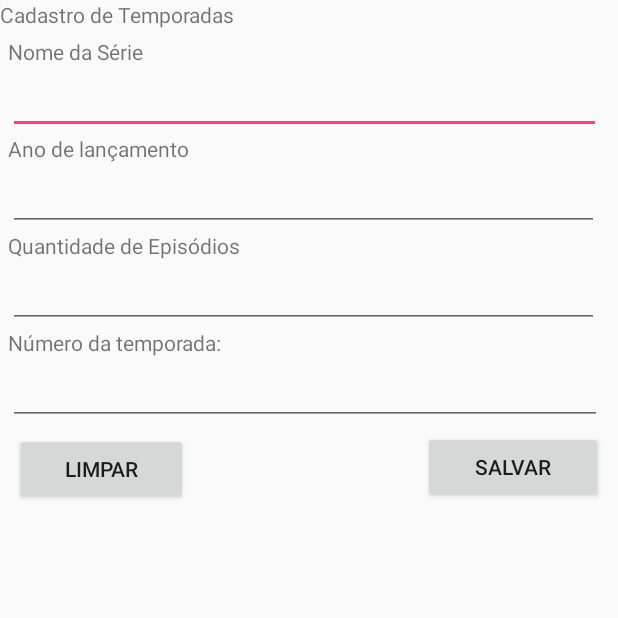
After one commit to Raiane-nepomuceno/SeriesManager, an Android app: the FormTemporadaActivity screen opened directly, with no data from a screen before it, on a phone screen of 412 x 824 dp, the top half of it. The commit adds this screen. Run offline under Robolectric (Android 15) with nearby library versions, the phone set to English and light mode, and no system bars.

Commit message:
adicionando novas telas e testando a inserção de temporadas

```diff
--- a/app/src/main/java/com/example/seriesmanager/dao/EpisodioDAO.java
+++ b/app/src/main/java/com/example/seriesmanager/dao/EpisodioDAO.java
@@ -9,7 +9,7 @@ import com.example.seriesmanager.model.Episodio;
 
 public class EpisodioDAO extends SQLiteOpenHelper{
     public EpisodioDAO(Context context) {
-        super(context, "SeriesManager.db",null, 1);
+        super(context, "SeriesManager.db",null, 2);
     }
 
 
--- a/app/src/main/java/com/example/seriesmanager/dao/SerieDAO.java
+++ b/app/src/main/java/com/example/seriesmanager/dao/SerieDAO.java
@@ -14,7 +14,7 @@ import java.util.List;
 public class SerieDAO extends SQLiteOpenHelper {
 
     public SerieDAO(Context context) {
-        super(context, "SeriesManager.db",null, 1);
+        super(context, "SeriesManager.db",null, 2);
     }
 
 
--- a/app/src/main/java/com/example/seriesmanager/model/Serie.java
+++ b/app/src/main/java/com/example/seriesmanager/model/Serie.java
@@ -1,7 +1,9 @@
 package com.example.seriesmanager.model;
 
 
-public class Serie {
+import java.io.Serializable;
+
+public class Serie implements Serializable {
     private String nome; //chave primaria
     private int anoLancamento;
     private String emissora;
--- a/app/src/main/java/com/example/seriesmanager/view/FormAddSerieActivity.java
+++ b/app/src/main/java/com/example/seriesmanager/view/FormAddSerieActivity.java
@@ -7,6 +7,7 @@ import android.view.View;
 import android.widget.Button;
 import android.widget.EditText;
 import android.widget.Toast;
+
 
 import com.example.seriesmanager.R;
 import com.example.seriesmanager.dao.SerieDAO;
--- a/app/src/main/java/com/example/seriesmanager/view/FormEditaActivity.java
+++ b/app/src/main/java/com/example/seriesmanager/view/FormEditaActivity.java
@@ -6,6 +6,7 @@ import android.support.v7.app.AppCompatActivity;
 import android.view.View;
 import android.widget.EditText;
 import android.widget.Toast;
+
 
 import com.example.seriesmanager.R;
 import com.example.seriesmanager.dao.SerieDAO;
--- /dev/null
+++ b/app/src/main/java/com/example/seriesmanager/view/FormTemporadaActivity.java
@@ -0,0 +1,76 @@
+package com.example.seriesmanager.view;
+
+
+import android.content.Intent;
+import android.os.Bundle;
+import android.support.v7.app.AppCompatActivity;
+import android.view.View;
+import android.widget.Button;
+import android.widget.EditText;
+import android.widget.Toast;
+
+import com.example.seriesmanager.R;
+import com.example.seriesmanager.dao.TemporadaDAO;
+import com.example.seriesmanager.model.Serie;
+import com.example.seriesmanager.model.Temporada;
+
+import java.util.ArrayList;
+import java.util.List;
+
+public class FormTemporadaActivity extends AppCompatActivity {
+    private EditText nomeSerie, anoLancamento, quantidadeEpisodiosTemp, numeroTempEt;
+    private Button btnlimpar;
+    private TemporadaDAO db;
+    private List<Temporada> listaTemp;
+    @Override
+    protected void onCreate(Bundle savedInstanceState) {
+        super.onCreate(savedInstanceState);
+        setContentView(R.layout.activity_form_temporada);
+        listaTemp = new ArrayList<>();
+
+        nomeSerie = findViewById(R.id.nomeEt);
+        anoLancamento = findViewById(R.id.lancamentoEt);
+        quantidadeEpisodiosTemp = findViewById(R.id.quantidadeEpisodiosTempEt);
+        numeroTempEt = findViewById(R.id.numeroTempEt);
+        btnlimpar = findViewById(R.id.btnLimpar);
+    }
+    public boolean limpar(View view){
+        if(view.getId() == R.id.btnLimpar){
+            nomeSerie.getText().clear();
+            anoLancamento.getText().clear();
+            quantidadeEpisodiosTemp.getText().clear();
+            numeroTempEt.getText().clear();
+            return true;
+        }
+        else{
+            Toast.makeText(FormTemporadaActivity.this, "Os campos já estão vazios :)", Toast.LENGTH_SHORT).show();
+            return false;
+
+        }
+
+    }
+    public void salvarTemporada(View view) {
+            db = new TemporadaDAO(this);
+            try {
+                Temporada temporada = new Temporada();
+
+                temporada.setNumeroSequencial(Integer.parseInt(numeroTempEt.getText().toString()));
+                temporada.setAnoLancamento(Integer.parseInt(anoLancamento.getText().toString()));
+                temporada.setQuantidadeEpisodios(Integer.parseInt(quantidadeEpisodiosTemp.getText().toString()));
+
+                listaTemp.add(temporada);
+
+                Boolean resultado = db.insertTemporadas(temporada,nomeSerie.getText().toString());
+
+                if (resultado == true) {
+                    Toast.makeText(FormTemporadaActivity.this, "Temporada adicionada com sucesso! :)", Toast.LENGTH_SHORT).show();
+                    Intent intent = new Intent(this, SerieActivity.class);
+                    startActivity(intent);
+
+                    db.close();
+                }
+    }catch (Exception e){
+                Toast.makeText(FormTemporadaActivity.this, "Erro :(", Toast.LENGTH_SHORT).show();
+
+            }
+}}
--- /dev/null
+++ b/app/src/main/res/layout/activity_form_temporada.xml
@@ -0,0 +1,102 @@
+<?xml version="1.0" encoding="utf-8"?>
+<LinearLayout xmlns:android="http://schemas.android.com/apk/res/android"
+    android:layout_width="match_parent"
+    android:layout_height="match_parent"
+    xmlns:tools="http://schemas.android.com/tools"
+    android:orientation="vertical"
+    tools:context=".view.FormAddSerieActivity">
+
+    <TextView
+        android:layout_width="wrap_content"
+        android:layout_height="wrap_content"
+        android:gravity="center"
+        android:text="Cadastro de Temporadas" />
+
+    <TextView
+        android:id="@+id/textViewNome"
+        android:layout_width="115dp"
+        android:layout_height="wrap_content"
+        android:layout_marginLeft="5dp"
+        android:layout_marginTop="5dp"
+        android:ems="15"
+        android:text="Nome da Série" />
+
+    <EditText
+        android:id="@+id/nomeEt"
+        android:layout_width="395dp"
+        android:layout_height="wrap_content"
+        android:ems="10"
+        android:layout_marginLeft="5dp"
+        android:inputType="text" />
+
+    <TextView
+        android:id="@+id/textAnoLancamento"
+        android:layout_width="153dp"
+        android:layout_height="wrap_content"
+        android:layout_marginLeft="5dp"
+        android:ems="35"
+        android:text="Ano de lançamento" />
+
+    <EditText
+        android:id="@+id/lancamentoEt"
+        android:layout_width="394dp"
+        android:layout_height="wrap_content"
+        android:ems="45"
+        android:layout_marginLeft="5dp"
+        android:inputType="number" />
+
+    <TextView
+        android:id="@+id/textQuantidadeEpisodios"
+        android:layout_width="181dp"
+        android:layout_height="wrap_content"
+        android:layout_marginLeft="5dp"
+        android:ems="35"
+        android:text="Quantidade de Episódios" />
+    <EditText
+        android:id="@+id/quantidadeEpisodiosTempEt"
+        android:layout_width="394dp"
+        android:layout_height="wrap_content"
+        android:ems="45"
+        android:layout_marginLeft="5dp"
+        android:inputType="number" />
+
+
+    <TextView
+        android:id="@+id/textViewGen"
+        android:layout_width="204dp"
+        android:layout_height="wrap_content"
+        android:layout_marginLeft="5dp"
+        android:ems="50"
+        android:text="Número da temporada:" />
+
+    <EditText
+        android:id="@+id/numeroTempEt"
+        android:layout_width="396dp"
+        android:layout_height="wrap_content"
+        android:ems="50"
+        android:layout_marginLeft="5dp"
+        android:inputType="number"/>
+
+    <Button
+        android:id="@+id/btnLimpar"
+        android:layout_width="115dp"
+        android:layout_height="wrap_content"
+        android:layout_gravity="left"
+        android:layout_marginTop="5dp"
+        android:layout_marginHorizontal="10dp"
+        android:text="LIMPAR"
+        android:textAllCaps="false"
+        android:onClick="limpar"/>
+
+
+    <Button
+        android:id="@+id/btnSalvar"
+        android:layout_width="120dp"
+        android:layout_height="wrap_content"
+        android:layout_gravity="right"
+        android:layout_marginHorizontal="10dp"
+        android:layout_marginTop="-49dp"
+        android:text="SALVAR"
+        android:textAllCaps="false"
+        android:onClick="salvarTemporada"/>
+</LinearLayout>
--- a/gradle.properties
+++ b/gradle.properties
@@ -16,4 +16,3 @@ org.gradle.jvmargs=-Xmx2048m -Dfile.encoding=UTF-8
 # https://developer.android.com/topic/libraries/support-library/androidx-rn
 android.useAndroidX=true
 # Automatically convert third-party l
-org.gradle.jvmargs = -Xmx4608m
```
Also changed, not shown: app/src/main/AndroidManifest.xml (+6 -3 lines), app/src/main/java/com/example/seriesmanager/dao/TemporadaDAO.java (+7 -6 lines), app/src/main/java/com/example/seriesmanager/model/Temporada.java (+3 -12 lines), app/src/main/java/com/example/seriesmanager/view/ListaSeriesAdapter.java (+41 -17 lines), app/src/main/java/com/example/seriesmanager/view/RemocaoActivity.java (+1 -6 lines), app/src/main/java/com/example/seriesmanager/view/SerieActivity.java (+17 -6 lines), app/src/main/res/layout/form_serie.xml (added, +102 -0 lines), app/src/main/res/layout/item_serie.xml (+76 -16 lines).
